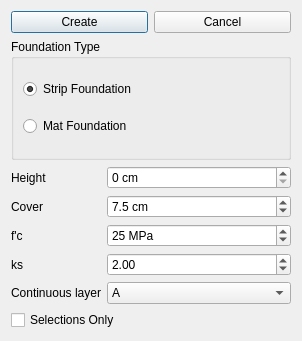
Above: osafe_widgets/foundation_panel.ui from ebrahimraeyat/OSAFE before the change. Below: the same form after it.
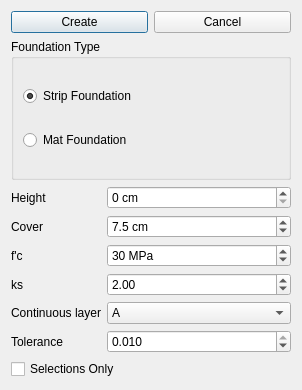
That is the form after the change. Icons and pictures are not drawn.

Commit message: Remove colineare edges from foundation

Patch:
```diff
--- a/osafe_widgets/foundation_panel.ui
+++ b/osafe_widgets/foundation_panel.ui
@@ -7,7 +7,7 @@
     <x>0</x>
     <y>0</y>
     <width>302</width>
-    <height>341</height>
+    <height>390</height>
    </rect>
   </property>
   <property name="windowTitle">
@@ -158,7 +158,7 @@
         <number>20</number>
        </property>
        <property name="value">
-        <number>25</number>
+        <number>30</number>
        </property>
       </widget>
      </item>
@@ -217,6 +217,35 @@
        </item>
       </widget>
      </item>
+     <item row="5" column="0">
+      <widget class="QLabel" name="label_6">
+       <property name="text">
+        <string>Tolerance</string>
+       </property>
+      </widget>
+     </item>
+     <item row="5" column="1">
+      <widget class="QDoubleSpinBox" name="tolerance">
+       <property name="suffix">
+        <string/>
+       </property>
+       <property name="decimals">
+        <number>3</number>
+       </property>
+       <property name="minimum">
+        <double>0.000000000000000</double>
+       </property>
+       <property name="maximum">
+        <double>0.010000000000000</double>
+       </property>
+       <property name="singleStep">
+        <double>0.001000000000000</double>
+       </property>
+       <property name="value">
+        <double>0.010000000000000</double>
+       </property>
+      </widget>
+     </item>
     </layout>
    </item>
    <item>
```
The commit also changes 5 other files.
